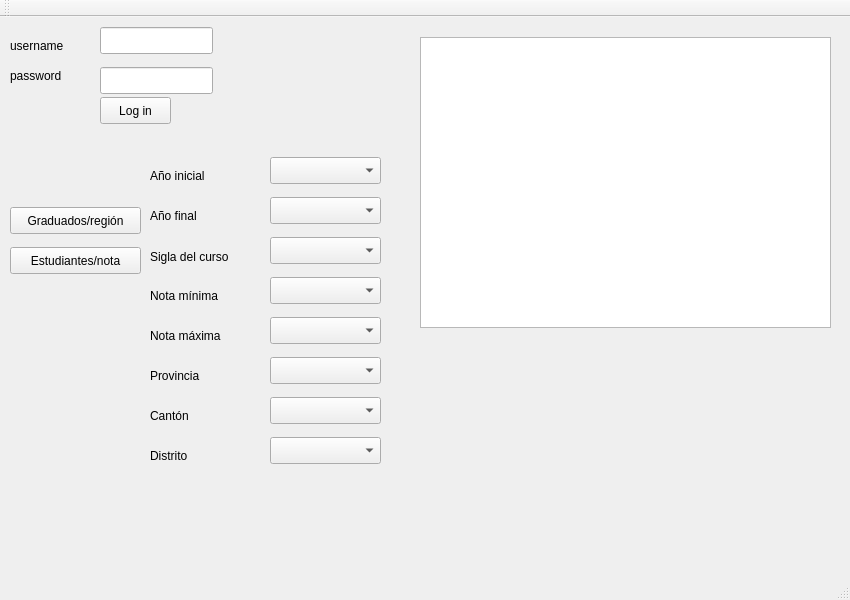
First picture: the form in mainwindow.ui, repository oretnom/proy1_lochi, before the edit.
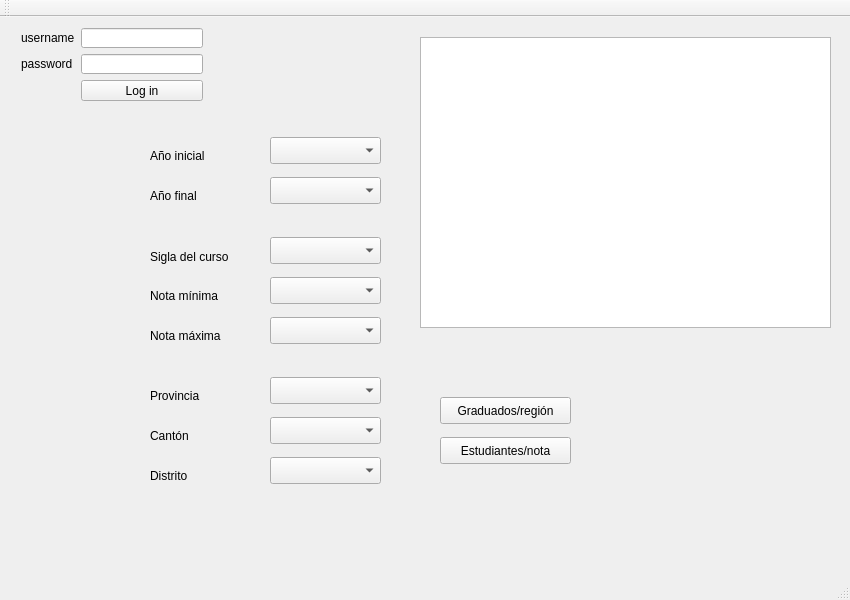
Second picture: the form after the edit.

Commit message: graduados_canton -> graduados_region

What changed in the file:
```diff
--- a/mainwindow.ui
+++ b/mainwindow.ui
@@ -26,19 +26,6 @@
    <string>MainWindow</string>
   </property>
   <widget class="QWidget" name="centralWidget">
-   <widget class="QPushButton" name="button_connect">
-    <property name="geometry">
-     <rect>
-      <x>100</x>
-      <y>80</y>
-      <width>71</width>
-      <height>27</height>
-     </rect>
-    </property>
-    <property name="text">
-     <string>Log in</string>
-    </property>
-   </widget>
    <widget class="QTextEdit" name="text_output">
     <property name="geometry">
      <rect>
@@ -53,7 +40,7 @@
     <property name="geometry">
      <rect>
       <x>150</x>
-      <y>150</y>
+      <y>130</y>
       <width>71</width>
       <height>17</height>
      </rect>
@@ -78,8 +65,8 @@
    <widget class="QPushButton" name="button_graduados">
     <property name="geometry">
      <rect>
-      <x>10</x>
-      <y>190</y>
+      <x>440</x>
+      <y>380</y>
       <width>131</width>
       <height>27</height>
      </rect>
@@ -91,8 +78,8 @@
    <widget class="QPushButton" name="button_notas">
     <property name="geometry">
      <rect>
-      <x>10</x>
-      <y>230</y>
+      <x>440</x>
+      <y>420</y>
       <width>131</width>
       <height>27</height>
      </rect>
@@ -114,52 +101,6 @@
      <string>Nota mínima</string>
     </property>
    </widget>
-   <widget class="QLineEdit" name="edit_password">
-    <property name="geometry">
-     <rect>
-      <x>100</x>
-      <y>50</y>
-      <width>113</width>
-      <height>27</height>
-     </rect>
-    </property>
-   </widget>
-   <widget class="QLineEdit" name="edit_username">
-    <property name="geometry">
-     <rect>
-      <x>100</x>
-      <y>10</y>
-      <width>113</width>
-      <height>27</height>
-     </rect>
-    </property>
-   </widget>
-   <widget class="QLabel" name="label_username">
-    <property name="geometry">
-     <rect>
-      <x>10</x>
-      <y>20</y>
-      <width>66</width>
-      <height>17</height>
-     </rect>
-    </property>
-    <property name="text">
-     <string>username</string>
-    </property>
-   </widget>
-   <widget class="QLabel" name="label_password">
-    <property name="geometry">
-     <rect>
-      <x>10</x>
-      <y>50</y>
-      <width>66</width>
-      <height>17</height>
-     </rect>
-    </property>
-    <property name="text">
-     <string>password</string>
-    </property>
-   </widget>
    <widget class="QComboBox" name="dropdown_sigla">
     <property name="geometry">
      <rect>
@@ -174,7 +115,7 @@
     <property name="geometry">
      <rect>
       <x>270</x>
-      <y>380</y>
+      <y>400</y>
       <width>111</width>
       <height>27</height>
      </rect>
@@ -184,7 +125,7 @@
     <property name="geometry">
      <rect>
       <x>270</x>
-      <y>420</y>
+      <y>440</y>
       <width>111</width>
       <height>27</height>
      </rect>
@@ -194,7 +135,7 @@
     <property name="geometry">
      <rect>
       <x>150</x>
-      <y>430</y>
+      <y>450</y>
       <width>66</width>
       <height>17</height>
      </rect>
@@ -207,7 +148,7 @@
     <property name="geometry">
      <rect>
       <x>150</x>
-      <y>390</y>
+      <y>410</y>
       <width>66</width>
       <height>17</height>
      </rect>
@@ -220,7 +161,7 @@
     <property name="geometry">
      <rect>
       <x>150</x>
-      <y>350</y>
+      <y>370</y>
       <width>66</width>
       <height>17</height>
      </rect>
@@ -233,7 +174,7 @@
     <property name="geometry">
      <rect>
       <x>270</x>
-      <y>340</y>
+      <y>360</y>
       <width>111</width>
       <height>27</height>
      </rect>
@@ -276,7 +217,7 @@
     <property name="geometry">
      <rect>
       <x>150</x>
-      <y>190</y>
+      <y>170</y>
       <width>71</width>
       <height>17</height>
      </rect>
@@ -289,7 +230,7 @@
     <property name="geometry">
      <rect>
       <x>270</x>
-      <y>180</y>
+      <y>160</y>
       <width>111</width>
       <height>27</height>
      </rect>
@@ -299,12 +240,51 @@
     <property name="geometry">
      <rect>
       <x>270</x>
-      <y>140</y>
+      <y>120</y>
       <width>111</width>
       <height>27</height>
      </rect>
     </property>
    </widget>
+   <widget class="QWidget" name="">
+    <property name="geometry">
+     <rect>
+      <x>10</x>
+      <y>0</y>
+      <width>204</width>
+      <height>95</height>
+     </rect>
+    </property>
+    <layout class="QFormLayout" name="formLayout">
+     <item row="0" column="0">
+      <widget class="QLabel" name="label_username">
+       <property name="text">
+        <string>username</string>
+       </property>
+      </widget>
+     </item>
+     <item row="0" column="1">
+      <widget class="QLineEdit" name="edit_username"/>
+     </item>
+     <item row="1" column="0">
+      <widget class="QLabel" name="label_password">
+       <property name="text">
+        <string>password</string>
+       </property>
+      </widget>
+     </item>
+     <item row="1" column="1">
+      <widget class="QLineEdit" name="edit_password"/>
+     </item>
+     <item row="2" column="1">
+      <widget class="QPushButton" name="button_connect">
+       <property name="text">
+        <string>Log in</string>
+       </property>
+      </widget>
+     </item>
+    </layout>
+   </widget>
   </widget>
   <widget class="QToolBar" name="mainToolBar">
    <attribute name="toolBarArea">
```
The commit also changes 2 other files.
